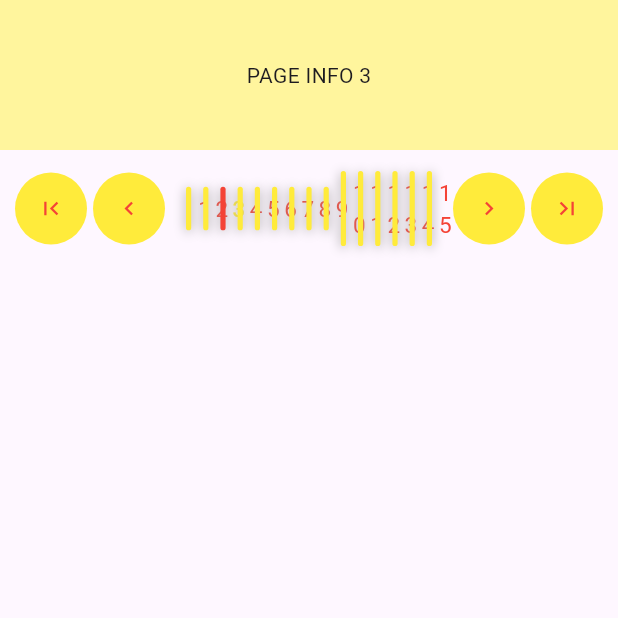
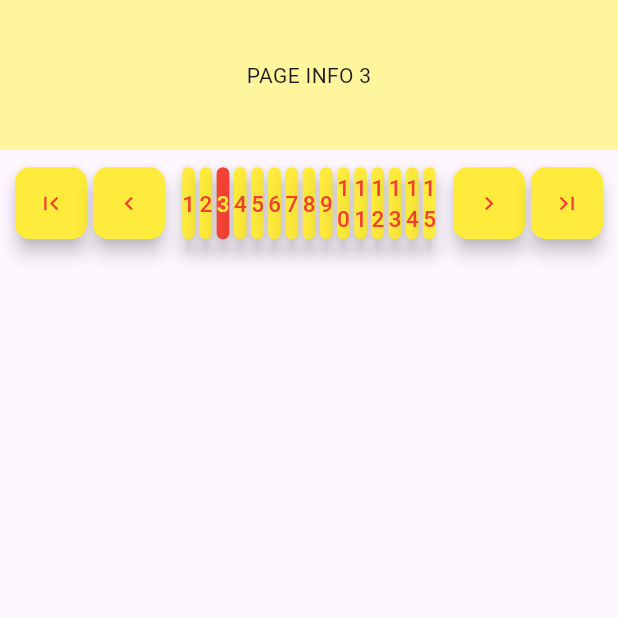
Before and after one commit to xpwmaosldk/number_pagination, a Flutter app: the screen it shows after launch, on a phone screen of 412 x 824 dp, the top half of it. Run offline on Flutter 3.47's test engine with Material 3 defaults, Android fonts, the phone set to English and light mode, and no system bars.

Commit message:
update 1.0.4

```diff
--- a/lib/number_pagination.dart
+++ b/lib/number_pagination.dart
@@ -18,7 +18,8 @@ class NumberPagination extends StatefulWidget {
     this.iconToLast = const Icon(Icons.last_page),
     this.fontSize = 15,
     this.fontFamily,
-    this.autoSetState = false,
+    this.buttonElevation = 5,
+    this.buttonRadius = 10,
   });
 
   ///Trigger when page changed
@@ -60,8 +61,11 @@ class NumberPagination extends StatefulWidget {
   ///The fontFamily of numbers.
   final String? fontFamily;
 
-  ///Make sure setState is called automatically. default is false.
-  final bool autoSetState;
+  ///The elevation of the buttons.
+  final double buttonElevation;
+
+  ///The Radius of the buttons.
+  final double buttonRadius;
 
   @override
   _NumberPaginationState createState() => _NumberPaginationState();
@@ -82,9 +86,10 @@ class _NumberPaginationState extends State<NumberPagination> {
     int newPage = targetPage.clamp(1, widget.pageTotal);
 
     if (currentPage != newPage) {
-      currentPage = newPage;
-      widget.onPageChanged(currentPage);
-      if (widget.autoSetState) setState(() {});
+      setState(() {
+        currentPage = newPage;
+        widget.onPageChanged(currentPage);
+      });
     }
   }
 
@@ -98,26 +103,25 @@ class _NumberPaginationState extends State<NumberPagination> {
               ? widget.threshold
               : widget.pageTotal % widget.threshold,
           (index) => Flexible(
-            child: InkWell(
-              splashColor: Colors.transparent,
-              highlightColor: Colors.transparent,
-              onTap: () => _changePage(index + 1 + rangeStart),
-              child: Container(
-                margin: const EdgeInsets.all(4),
-                padding: const EdgeInsets.symmetric(vertical: 4, horizontal: 8),
-                decoration: BoxDecoration(
-                  color: (currentPage - 1) % widget.threshold == index
+            child: Padding(
+              padding: const EdgeInsets.all(1.5),
+              child: ElevatedButton(
+                style: ElevatedButton.styleFrom(
+                  elevation: widget.buttonElevation,
+                  surfaceTintColor: Colors.transparent,
+                  shape: RoundedRectangleBorder(
+                    borderRadius: BorderRadius.circular(widget.buttonRadius),
+                  ),
+                  padding: EdgeInsets.zero,
+                  minimumSize: Size(48, 48),
+                  foregroundColor: (currentPage - 1) % widget.threshold == index
+                      ? widget.colorSub
+                      : widget.colorPrimary,
+                  backgroundColor: (currentPage - 1) % widget.threshold == index
                       ? widget.colorPrimary
                       : widget.colorSub,
-                  borderRadius: BorderRadius.all(Radius.circular(4)),
-                  boxShadow: [
-                    BoxShadow(
-                      color: Colors.grey,
-                      offset: Offset(0.0, 1.0),
-                      blurRadius: 6.0,
-                    ),
-                  ],
                 ),
+                onPressed: () => _changePage(index + 1 + rangeStart),
                 child: Text(
                   '${index + 1 + rangeStart}',
                   style: TextStyle(
@@ -136,22 +140,24 @@ class _NumberPaginationState extends State<NumberPagination> {
     );
   }
 
-  Widget _buildControlButton(Widget icon, VoidCallback? onTap) {
-    return widget.controlButton ??
-        AbsorbPointer(
-          absorbing: onTap == null,
-          child: TextButton(
-            style: ButtonStyle(
-              elevation: MaterialStateProperty.all<double>(5.0),
-              padding: MaterialStateProperty.all<EdgeInsets>(EdgeInsets.zero),
-              minimumSize: MaterialStateProperty.all(Size(48, 48)),
-              foregroundColor: MaterialStateProperty.all(widget.colorPrimary),
-              backgroundColor: MaterialStateProperty.all(widget.colorSub),
-            ),
-            onPressed: onTap,
-            child: icon,
-          ),
-        );
+  Widget _buildControlButton(Widget icon, bool enabled, VoidCallback? onTap) {
+    return ElevatedButton(
+      style: ElevatedButton.styleFrom(
+        elevation: widget.buttonElevation,
+        shape: RoundedRectangleBorder(
+          borderRadius: BorderRadius.circular(widget.buttonRadius),
+        ),
+        surfaceTintColor: Colors.transparent,
+        padding: EdgeInsets.zero,
+        minimumSize: Size(48, 48),
+        foregroundColor: enabled ? widget.colorPrimary : Colors.grey,
+        backgroundColor: widget.colorSub,
+        disabledForegroundColor: widget.colorPrimary,
+        disabledBackgroundColor: widget.colorSub,
+      ),
+      onPressed: enabled ? onTap : null,
+      child: icon,
+    );
   }
 
   @override
@@ -169,28 +175,28 @@ class _NumberPaginationState extends State<NumberPagination> {
         children: [
           _buildControlButton(
             widget.iconToFirst,
-            currentPage == 1 ? null : () => _changePage(1),
+            currentPage != 1,
+            () => _changePage(1),
           ),
           SizedBox(width: buttonSpacing),
           _buildControlButton(
             widget.iconPrevious,
-            currentPage == 1 ? null : () => _changePage(currentPage - 1),
+            currentPage != 1,
+            () => _changePage(currentPage - 1),
           ),
           SizedBox(width: groupSpacing),
           _buildPageNumbers(rangeStart, rangeEnd),
           SizedBox(width: groupSpacing),
           _buildControlButton(
             widget.iconNext,
-            currentPage == widget.pageTotal
-                ? null
-                : () => _changePage(currentPage + 1),
+            currentPage != widget.pageTotal,
+            () => _changePage(currentPage + 1),
           ),
           SizedBox(width: buttonSpacing),
           _buildControlButton(
             widget.iconToLast,
-            currentPage == widget.pageTotal
-                ? null
-                : () => _changePage(widget.pageTotal),
+            currentPage != widget.pageTotal,
+            () => _changePage(widget.pageTotal),
           ),
         ],
       ),
--- a/pubspec.yaml
+++ b/pubspec.yaml
@@ -1,7 +1,7 @@
 name: number_pagination
 description: Pagination using numbers, similar to the classic web-style pagination. Explore pages by numbers, not infinite scrolling!
 
-version: 1.0.3
+version: 1.0.4
 homepage: https://github.com/xpwmaosldk/number_pagination
 
 screenshots:
```
Also changed, not shown: 3 other files.
